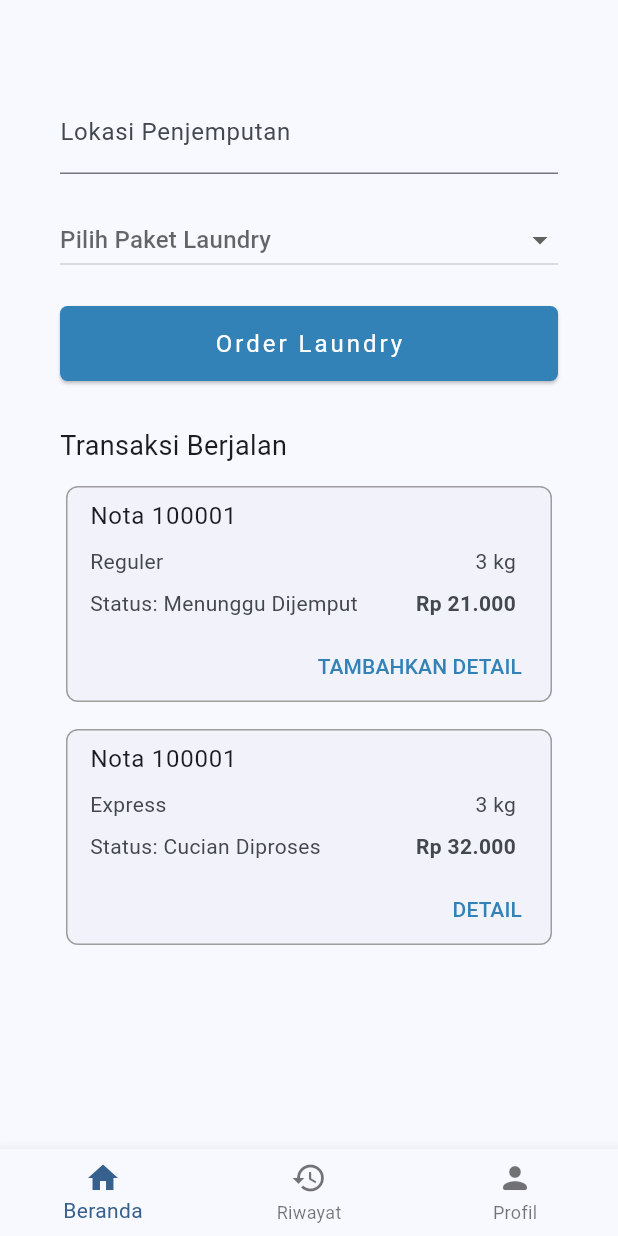
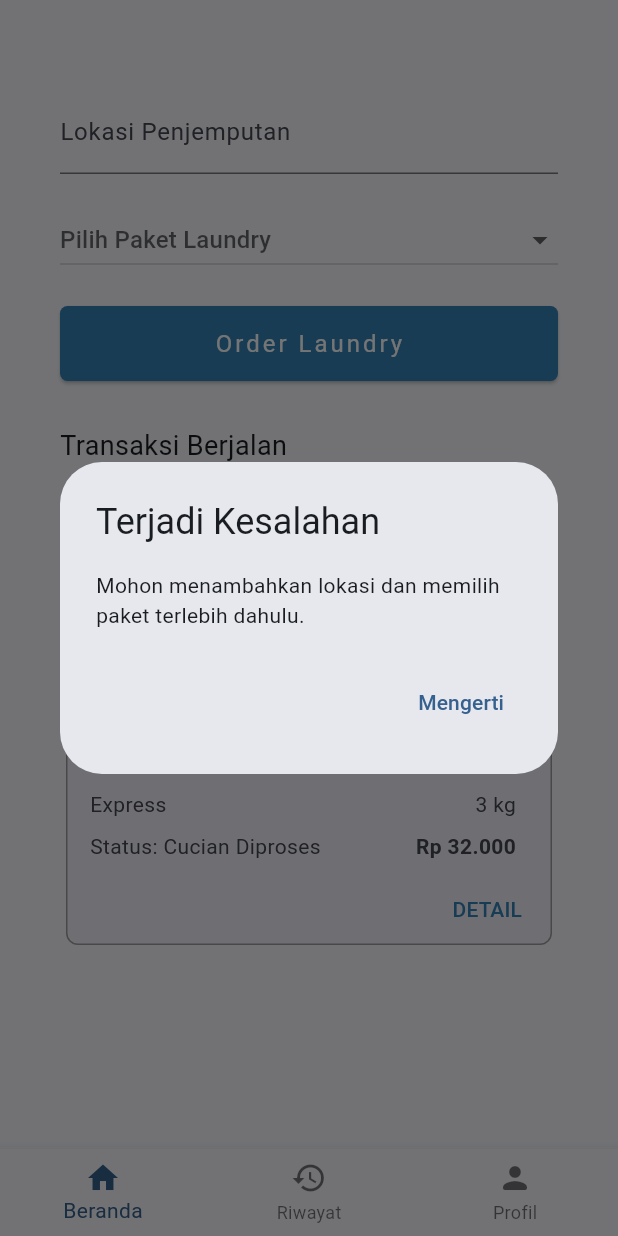
Before and after one commit to ilhamwahabi/laundry_client, a Flutter app: the Main screen opened directly, after a tap on "Order Laundry", on a phone screen of 412 x 824 dp. Run offline on Flutter 3.47's test engine with Material 2 defaults, Android fonts, the phone set to English and light mode, and no system bars; our stand-ins replace file_picker, flutter_chat_types, flutter_chat_ui.

```diff
--- a/lib/main.dart
+++ b/lib/main.dart
@@ -36,6 +36,8 @@ class _MainState extends State<Main> {
   String? selectedType;
   int selectedPage = 0;
 
+  TextEditingController location = TextEditingController();
+
   void _onItemTapped(int index) {
     setState(() {
       selectedPage = index;
@@ -52,12 +54,13 @@ class _MainState extends State<Main> {
           mainAxisAlignment: MainAxisAlignment.start,
           children: <Widget>[
             const SizedBox(height: 20),
-            const SizedBox(
+            SizedBox(
               height: 56.0,
-              child: TextField(
+              child: TextFormField(
                 decoration: InputDecoration(
                   labelText: 'Lokasi Penjemputan',
                 ),
+                controller: location,
               ),
             ),
             const SizedBox(height: 20),
@@ -93,7 +96,53 @@ class _MainState extends State<Main> {
                     borderRadius: BorderRadius.circular(5),
                   ),
                 ),
-                onPressed: () {},
+                onPressed: () {
+                  if (location.value.text == "" || selectedType == null) {
+                    String errorMessage = "";
+                    if (location.value.text == "" && selectedType == null) {
+                      errorMessage =
+                          "Mohon menambahkan lokasi dan memilih paket terlebih dahulu.";
+                    } else if (location.value.text == "") {
+                      errorMessage =
+                          "Mohon menambahkan lokasi terlebih dahulu.";
+                    } else if (selectedType == null) {
+                      errorMessage = "Mohon menambahkan paket terlebih dahulu.";
+                    }
+
+                    showDialog<void>(
+                        context: context,
+                        builder: (BuildContext context) {
+                          return AlertDialog(
+                            title: const Text('Terjadi Kesalahan'),
+                            content: Text(errorMessage),
+                            actions: <Widget>[
+                              TextButton(
+                                style: TextButton.styleFrom(
+                                  textStyle:
+                                      Theme.of(context).textTheme.labelLarge,
+                                ),
+                                child: const Text('Mengerti'),
+                                onPressed: () {
+                                  Navigator.of(context).pop();
+                                },
+                              ),
+                            ],
+                          );
+                        });
+                  } else {
+                    final snackBar = SnackBar(
+                      content: const Text('Layanan berhasil dipesan'),
+                      action: SnackBarAction(
+                        label: 'OK',
+                        onPressed: () {
+                          // Some code to undo the change.
+                        },
+                      ),
+                    );
+
+                    ScaffoldMessenger.of(context).showSnackBar(snackBar);
+                  }
+                },
                 child: const Text(
                   "Order Laundry",
                   style: TextStyle(letterSpacing: 2),
```
Also changed, not shown: lib/complaint.dart (+38 -1 lines), lib/detail.dart (+41 -2 lines).
